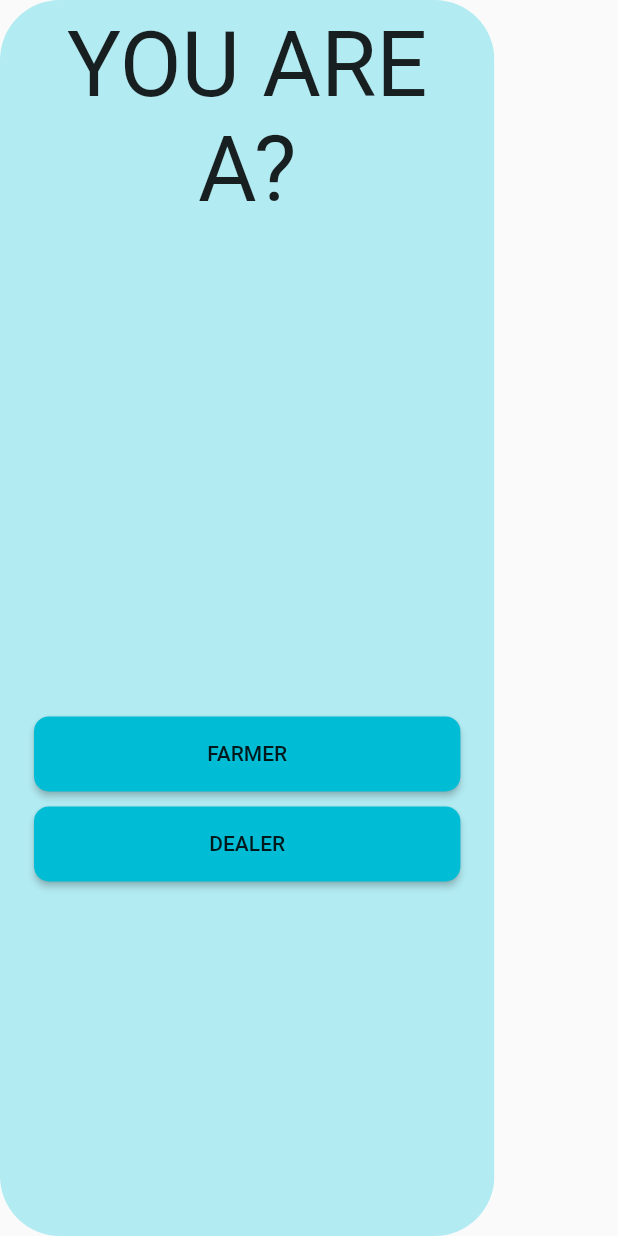
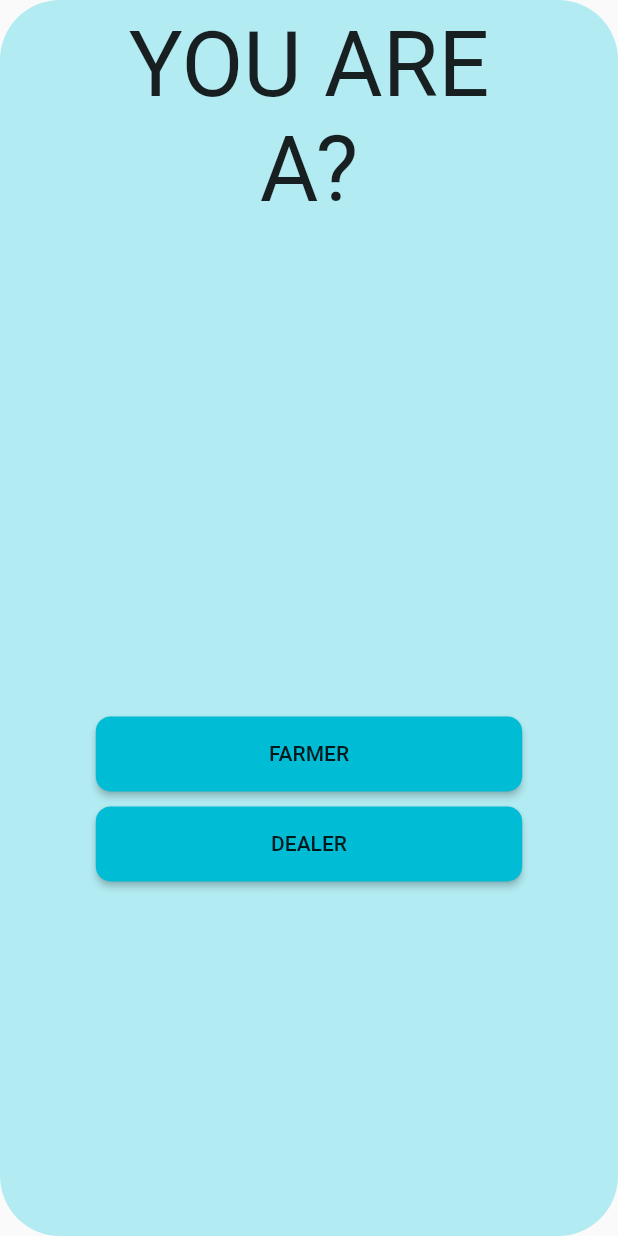
Before and after one commit to Mananvanawat/KisanMitra, a Flutter app: the Choice screen opened directly, on a phone screen of 412 x 824 dp. Run offline on Flutter 3.47's test engine with Material 2 defaults, Android fonts, the phone set to English and light mode, and no system bars; our stand-ins replace curved_navigation_bar.

Commit message:
My Branch

```diff
--- a/lib/screens/choice.dart
+++ b/lib/screens/choice.dart
@@ -14,7 +14,7 @@ class Choice extends StatelessWidget {
             width: MediaQuery
                 .of(context)
                 .size
-                .width * 0.8,
+                .width * 1,
             color: Colors.cyan[100],
             child: Padding(
               padding: const EdgeInsets.all(8.0),
@@ -42,7 +42,7 @@ class Choice extends StatelessWidget {
                     child: RaisedButton(
                       shape: RoundedRectangleBorder(
                           borderRadius: BorderRadius.circular(10)),
-                      onPressed: () {
+                      onPressed:() {
                         Navigator.of(context).pushReplacement(
                             MaterialPageRoute(builder: (context)=>FarmerHome()));
                       },
```
Also changed, not shown: pubspec.lock.
